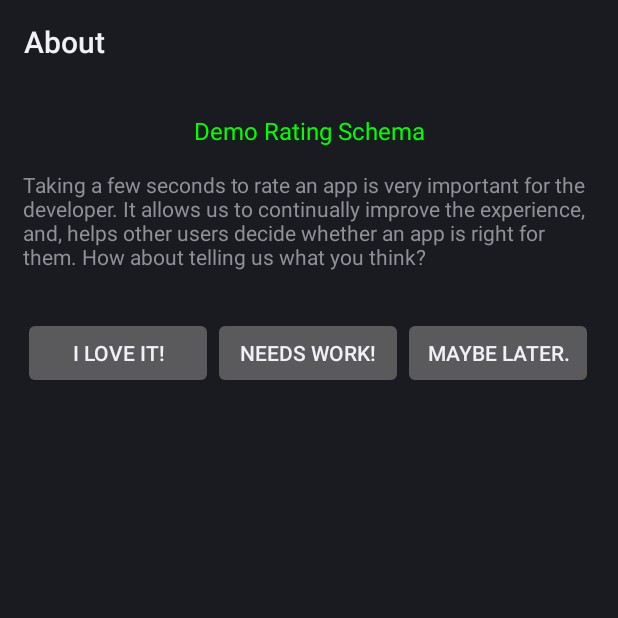
After one commit to sanbeg/flashlight, an Android app: the AboutActivity screen opened directly, with no data from a screen before it, on a phone screen of 412 x 824 dp, the top half of it. The commit adds this screen. Run offline under Robolectric (Android 15) with nearby library versions, the phone set to English and light mode, and no system bars.

Commit message:
check in menu files, add about activity

```diff
--- a/app/src/main/AndroidManifest.xml
+++ b/app/src/main/AndroidManifest.xml
@@ -31,6 +31,7 @@
 
             android:label="@string/title_activity_settings" >
         </activity>
+        <activity android:name=".AboutActivity" android:label="About" />
     </application>
 
 </manifest>
--- /dev/null
+++ b/app/src/main/java/io/github/sanbeg/flashlight/AboutActivity.java
@@ -0,0 +1,47 @@
+package io.github.sanbeg.flashlight;
+
+import android.app.Activity;
+import android.content.Intent;
+import android.net.Uri;
+import android.os.Bundle;
+import android.view.View;
+import android.view.View.OnClickListener;
+
+public class AboutActivity extends Activity implements OnClickListener{
+
+	@Override
+    public void onCreate(Bundle savedInstanceState) {
+        super.onCreate(savedInstanceState);
+        setContentView(R.layout.about);
+        findViewById(R.id.i_love_it).setOnClickListener(this);
+        findViewById(R.id.needs_work).setOnClickListener(this);
+        findViewById(R.id.maybe_later).setOnClickListener(this);
+    }
+
+	@Override
+	public void onClick(View v) {
+		Intent i = null;
+		switch (v.getId()) {
+		case R.id.i_love_it:
+			//use your app id below!
+			i = new Intent(Intent.ACTION_VIEW, Uri.parse("market://details?id=io.github.sanbeg.flashlight"));
+			startActivity(i);
+			break;
+		case R.id.needs_work:
+			i = new Intent(android.content.Intent.ACTION_SEND);
+			//use your e-mail address below!
+            /*
+			i.putExtra(android.content.Intent.EXTRA_EMAIL, new String[] {"ob1@cheesejedi.com"});
+			i.putExtra(android.content.Intent.EXTRA_SUBJECT, "Needs Improvement!");
+			i.setType("plain/text");
+			*/
+            i = new Intent(Intent.ACTION_VIEW, Uri.parse("https://github.com/sanbeg/flashlight/issues/"));
+			startActivity(i);
+			break;
+		case R.id.maybe_later:
+			//Go ahead and continue with your application
+			finish();
+			break;
+		}
+	}
+}
--- /dev/null
+++ b/app/src/main/res/layout/about.xml
@@ -0,0 +1,46 @@
+<?xml version="1.0" encoding="utf-8"?>
+<LinearLayout xmlns:android="http://schemas.android.com/apk/res/android"
+    android:layout_width="fill_parent"
+    android:layout_height="fill_parent"
+    android:orientation="vertical" >
+    <TextView
+        android:paddingTop="20dip"
+        android:layout_width="fill_parent"
+        android:layout_height="wrap_content"
+        android:gravity="center"
+        android:textSize="16sp"
+        android:textColor="#00ff00"
+        android:text="Demo Rating Schema" />
+    <TextView
+    	android:layout_margin="15dip"
+        android:layout_width="fill_parent"
+        android:layout_height="wrap_content"
+        android:text="Taking a few seconds to rate an app is very important for the developer. It allows us to continually improve the experience, and, helps other users decide whether an app is right for them. How about telling us what you think?" />
+    <TableLayout
+    	android:layout_width="fill_parent"
+    	android:layout_height="wrap_content"
+    	android:stretchColumns="*"
+    	android:layout_margin="15dip"
+    	android:gravity="center">
+    	<TableRow >
+		    <Button
+		        android:id="@+id/i_love_it"
+		        android:layout_width="fill_parent"
+		        android:layout_height="wrap_content"
+		        android:width="0dip"
+		        android:text="I love it!"/>
+		    <Button
+		        android:id="@+id/needs_work"
+		        android:layout_height="wrap_content"
+		        android:layout_width="fill_parent"
+		        android:width="0dip"
+		        android:text="Needs work!"/>
+		    <Button
+		        android:id="@+id/maybe_later"
+		        android:layout_height="wrap_content"
+		        android:layout_width="fill_parent"
+		        android:width="0dip"
+		        android:text="Maybe later."/>
+		</TableRow>
+	</TableLayout>
+</LinearLayout>
--- a/app/src/main/res/values/strings.xml
+++ b/app/src/main/res/values/strings.xml
@@ -13,4 +13,5 @@
     <string name="title_menu_settings">settings</string>
     <string name="pref_long_press">long_press</string>
     <string name="pref_white">white</string>
+    <string name="action_about_title">About</string>
 </resources>
```
Also changed, not shown: app/src/main/java/io/github/sanbeg/flashlight/FlashLightActivity.java (+6 -1 lines), app/src/main/res/menu/options_menu.xml (added, +15 -0 lines), app/src/main/res/xml/preferences.xml (added, +16 -0 lines).
